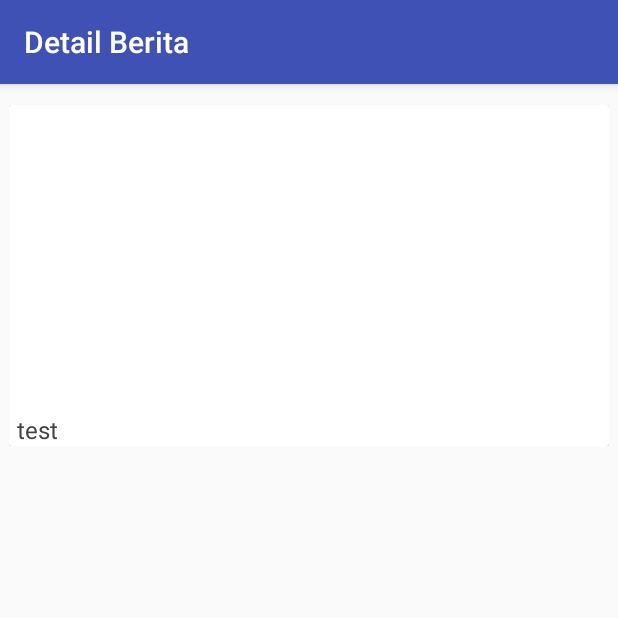
After one commit to muiezhimura/UNYOfficial, an Android app: the fragment DetailBeritaFragment shown on its own in the app's theme, on a phone screen of 412 x 824 dp, the top half of it. The commit adds this screen. Run offline under Robolectric (Android 15) with nearby library versions, the phone set to English and light mode, and no system bars; our stand-ins replace Picasso; pictures from the network do not load; 8 statements that could not run were skipped.

Commit message:
Update detail berita
Detail berita sudah bisa dilihat

```diff
--- /dev/null
+++ b/app/src/main/java/id/ac/uny/afandi/rahmad/hellouny/DetailBeritaFragment.java
@@ -0,0 +1,89 @@
+package id.ac.uny.afandi.rahmad.hellouny;
+
+import android.app.Fragment;
+import android.os.AsyncTask;
+import android.os.Bundle;
+import android.support.annotation.Nullable;
+import android.support.v7.widget.GridLayoutManager;
+import android.support.v7.widget.RecyclerView;
+import android.util.Log;
+import android.view.LayoutInflater;
+import android.view.View;
+import android.view.ViewGroup;
+
+import org.json.JSONArray;
+import org.json.JSONException;
+import org.json.JSONObject;
+
+import java.io.IOException;
+import java.util.ArrayList;
+import java.util.List;
+
+import okhttp3.MultipartBody;
+import okhttp3.OkHttpClient;
+import okhttp3.Request;
+import okhttp3.RequestBody;
+import okhttp3.Response;
+
+/**
+ * Created by rmd on 1/18/2018.
+ */
+
+public class DetailBeritaFragment extends Fragment {
+    private RecyclerView recyclerView;
+    protected int page;
+    private GridLayoutManager gridLayoutManager;
+    private List<DetailListBerita> list;
+    private DetailListBeritaAdapter adapter;
+    @Nullable
+    @Override
+    public View onCreateView(LayoutInflater inflater, @Nullable ViewGroup container, Bundle savedInstanceState) {
+        View view = inflater.inflate(R.layout.detail_fragment,container,false);
+        getActivity().setTitle("Detail Berita");
+        recyclerView =  view.findViewById(R.id.recycler_view);
+        list = new ArrayList<>();
+        page=1;
+        String url = getArguments().getString("url");
+        Log.d("url",url);
+        loadMyContent(url);
+        gridLayoutManager = new GridLayoutManager(getActivity(),1);
+        recyclerView.setLayoutManager(gridLayoutManager);
+        adapter = new DetailListBeritaAdapter(getActivity(),list);
+        recyclerView.setAdapter(adapter);
+        return view;
+    }
+
+    private void loadMyContent(final String url) {
+        AsyncTask<String,Void,Void> task =new AsyncTask<String, Void, Void>() {
+            @Override
+            protected Void doInBackground(String... strings) {
+                OkHttpClient client = new OkHttpClient();
+                RequestBody requestBody = new MultipartBody.Builder()
+                        .setType(MultipartBody.FORM)
+                        .addFormDataPart("url",url)
+                        .build();
+                Request request = new Request.Builder()
+                        .url("http://api.ngeartstudio.com/api/detail")
+                        .post(requestBody)
+                        .build();
+                try {
+                    Response response = client.newCall(request).execute();
+                    JSONObject obj = new JSONObject(response.body().string());
+                    DetailListBerita berita = new DetailListBerita(obj.getString("judul"),obj.getString("gambar"),obj.getString("konten"));
+                    list.add(berita);
+                } catch (JSONException e) {
+                    System.out.println(e.getMessage());
+                } catch (IOException e) {
+                    System.out.println("End of Content");
+                }
+                return null;
+            }
+
+            @Override
+            protected void onPostExecute(Void aVoid) {
+                adapter.notifyDataSetChanged();
+            }
+        };
+        task.execute(url);
+    }
+}
--- /dev/null
+++ b/app/src/main/java/id/ac/uny/afandi/rahmad/hellouny/DetailListBeritaAdapter.java
@@ -0,0 +1,63 @@
+package id.ac.uny.afandi.rahmad.hellouny;
+
+import android.content.Context;
+import android.os.Bundle;
+import android.support.v7.app.AppCompatActivity;
+import android.support.v7.widget.CardView;
+import android.support.v7.widget.RecyclerView;
+import android.view.LayoutInflater;
+import android.view.View;
+import android.view.ViewGroup;
+import android.widget.ImageView;
+import android.widget.TextView;
+
+import com.squareup.picasso.Picasso;
+
+import java.util.List;
+
+/**
+ * Created by rmd on 1/18/2018.
+ */
+
+class DetailListBeritaAdapter extends RecyclerView.Adapter<DetailListBeritaAdapter.ViewHolder> {
+
+    private Context context;
+    private List<DetailListBerita> list;
+
+    public DetailListBeritaAdapter(Context context, List<DetailListBerita> list) {
+        this.context = context;
+        this.list = list;
+    }
+
+    @Override
+    public ViewHolder onCreateViewHolder(ViewGroup parent, int viewType) {
+        View itemView = LayoutInflater.from(parent.getContext()).inflate(R.layout.detail_berita,parent,false);
+
+        return new ViewHolder(itemView);
+    }
+
+    @Override
+    public void onBindViewHolder(ViewHolder holder, final int position) {
+        holder.textKonten.setText(list.get(position).getKonten());
+        Picasso.with(context).load(list.get(position).getGambar()).into(holder.imageView);
+    }
+
+    @Override
+    public int getItemCount() {
+        return list.size();
+    }
+
+    public static class ViewHolder extends RecyclerView.ViewHolder {
+
+        public TextView textKonten;
+        public ImageView imageView;
+        public CardView cardView;
+
+        public ViewHolder(View itemView) {
+            super(itemView);
+            textKonten = itemView.findViewById(R.id.konten);
+            imageView = itemView.findViewById(R.id.imageView);
+            cardView = itemView.findViewById(R.id.cardView);
+        }
+    }
+}
--- /dev/null
+++ b/app/src/main/res/layout/detail_fragment.xml
@@ -0,0 +1,18 @@
+<?xml version="1.0" encoding="utf-8"?>
+<RelativeLayout android:layout_width="match_parent"
+    android:layout_height="wrap_content"
+    xmlns:android="http://schemas.android.com/apk/res/android"
+    xmlns:card_view="http://schemas.android.com/apk/res-auto">
+
+    <android.support.v7.widget.RecyclerView
+        android:id="@+id/recycler_view"
+        android:layout_width="match_parent"
+        android:layout_height="wrap_content"
+        card_view:cardUseCompatPadding="true"
+        card_view:cardElevation="5dp"
+        card_view:cardCornerRadius="5dp"
+        android:scrollbars="vertical"
+        android:layout_marginLeft="6dp"
+        android:layout_marginRight="6dp"
+        android:layout_marginTop="6dp" />
+</RelativeLayout>
```
Also changed, not shown: app/src/main/java/id/ac/uny/afandi/rahmad/hellouny/DetailListBerita.java (added, +30 -0 lines), app/src/main/java/id/ac/uny/afandi/rahmad/hellouny/ListBeritaAdapter.java (+7 -3 lines).
